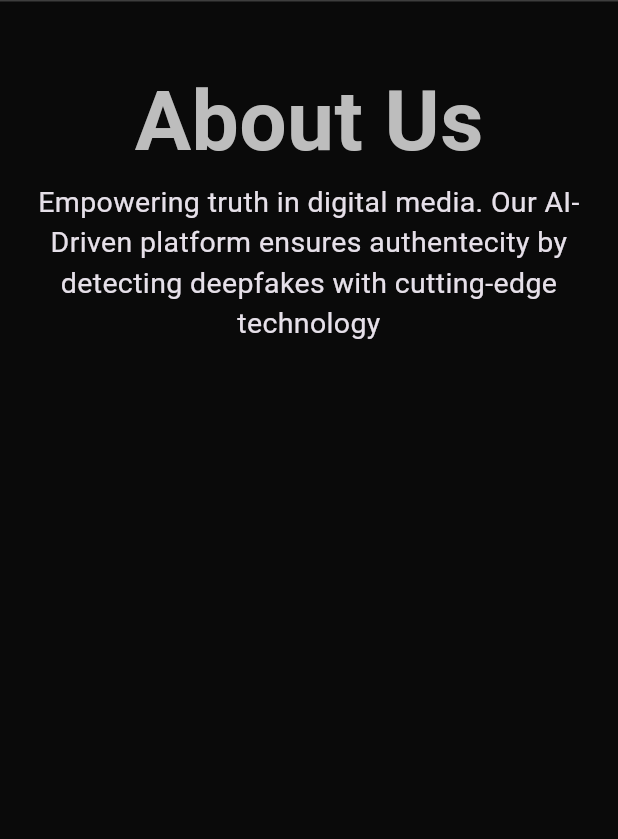
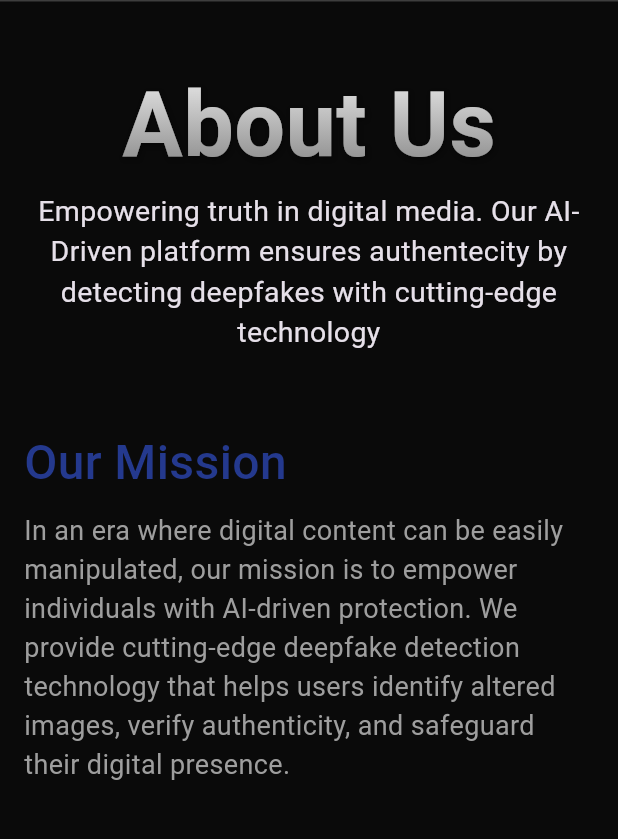
Before and after one commit to Kubbany/real_eye, a Flutter app: the screen it shows after launch, on a phone screen of 412 x 824 dp, the part 126-965 px from its top. Run offline on Flutter 3.47's test engine with Material 3 defaults, Android fonts, the phone set to English and light mode, and no system bars; our stand-ins replace connectivity_plus, go_router.

Commit message:
our mission section done

```diff
--- a/lib/Features/about/presentation/widgets/about_us_section.dart
+++ b/lib/Features/about/presentation/widgets/about_us_section.dart
@@ -1,28 +1,22 @@
 import 'package:flutter/material.dart';
+import 'package:real_eye/Features/about/presentation/widgets/gradient_about_us_header.dart';
 
 class AboutUsSection extends StatelessWidget {
   const AboutUsSection({super.key});
 
   @override
   Widget build(BuildContext context) {
-    return Padding(
-      padding: const EdgeInsets.symmetric(
+    return const Padding(
+      padding: EdgeInsets.symmetric(
         horizontal: 16,
       ),
       child: Column(
         children: <Widget>[
-          const SizedBox(
+          SizedBox(
             height: 40,
           ),
+          GradientAboutUsHeader(),
           Text(
-            "About Us",
-            style: TextStyle(
-              fontSize: 56,
-              color: Colors.grey.shade400,
-              fontWeight: FontWeight.w600,
-            ),
-          ),
-          const Text(
             "Empowering truth in digital media. Our AI-Driven platform ensures authentecity by detecting deepfakes with cutting-edge technology",
             textAlign: TextAlign.center,
             style: TextStyle(
--- a/lib/Features/about/presentation/widgets/about_us_view_body.dart
+++ b/lib/Features/about/presentation/widgets/about_us_view_body.dart
@@ -1,5 +1,6 @@
 import 'package:flutter/material.dart';
 import 'package:real_eye/Features/about/presentation/widgets/about_us_section.dart';
+import 'package:real_eye/Features/about/presentation/widgets/our_mission_section.dart';
 import 'package:real_eye/core/widgets/custom_app_bar.dart';
 
 class AboutUsViewBody extends StatelessWidget {
@@ -16,6 +17,9 @@ class AboutUsViewBody extends StatelessWidget {
               SliverToBoxAdapter(
                 child: AboutUsSection(),
               ),
+              SliverToBoxAdapter(
+                child: OurMissionSection(),
+              ),
             ],
           ),
         ),
--- /dev/null
+++ b/lib/Features/about/presentation/widgets/gradient_about_us_header.dart
@@ -0,0 +1,35 @@
+import 'package:flutter/material.dart';
+
+class GradientAboutUsHeader extends StatelessWidget {
+  const GradientAboutUsHeader({
+    super.key,
+  });
+
+  @override
+  Widget build(BuildContext context) {
+    return ShaderMask(
+      shaderCallback: (bounds) => LinearGradient(
+        colors: [Colors.grey.shade100, Colors.grey.shade600],
+        begin: Alignment.topCenter,
+        end: Alignment.bottomCenter,
+      ).createShader(
+        Rect.fromLTWH(0, 0, bounds.width, bounds.height),
+      ),
+      child: Text(
+        'About Us',
+        style: TextStyle(
+          fontSize: 60,
+          fontWeight: FontWeight.bold,
+          color: Colors.white, // Required for ShaderMask to work
+          shadows: [
+            Shadow(
+              blurRadius: 4,
+              offset: const Offset(1, 1),
+              color: Colors.black.withAlpha(102),
+            ),
+          ],
+        ),
+      ),
+    );
+  }
+}
--- /dev/null
+++ b/lib/Features/about/presentation/widgets/our_mission_section.dart
@@ -0,0 +1,40 @@
+import 'package:flutter/material.dart';
+
+class OurMissionSection extends StatelessWidget {
+  const OurMissionSection({super.key});
+
+  @override
+  Widget build(BuildContext context) {
+    return const Padding(
+      padding: EdgeInsets.symmetric(
+        horizontal: 16,
+      ),
+      child: Column(
+        crossAxisAlignment: CrossAxisAlignment.start,
+        children: <Widget>[
+          SizedBox(
+            height: 50,
+          ),
+          Text(
+            "Our Mission",
+            style: TextStyle(
+              fontSize: 32,
+              color: Color(0xff24398e),
+              fontWeight: FontWeight.w500,
+            ),
+          ),
+          SizedBox(
+            height: 10,
+          ),
+          Text(
+            "In an era where digital content can be easily manipulated, our mission is to empower individuals with AI-driven protection. We provide cutting-edge deepfake detection technology that helps users identify altered images, verify authenticity, and safeguard their digital presence.",
+            style: TextStyle(
+              fontSize: 18,
+              color: Colors.grey,
+            ),
+          ),
+        ],
+      ),
+    );
+  }
+}
```
